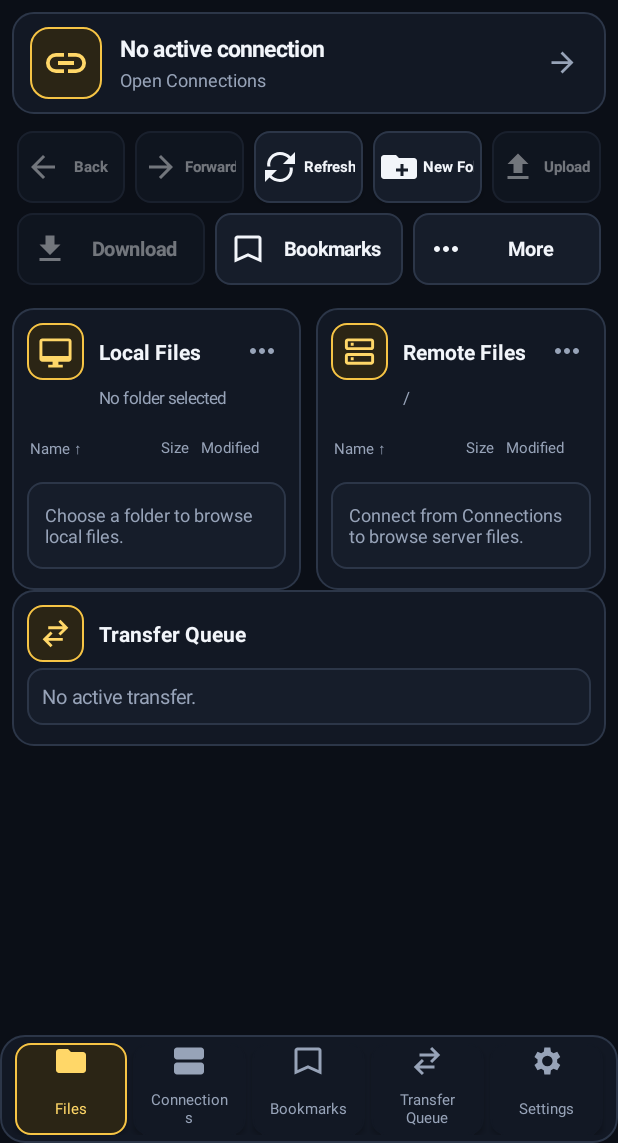
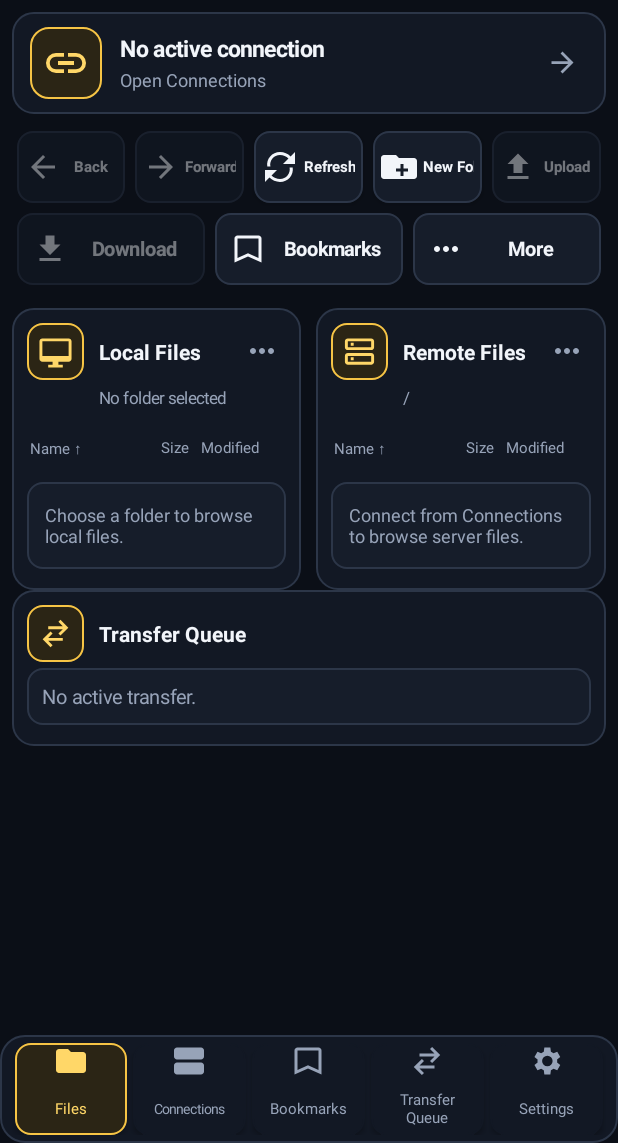
Before and after one commit to bren-wp/Ghost-FTP, an Android app: the screen it shows after launch (MainActivity), on a phone screen of 412 x 824 dp, the part 93-1236 px from its top. Run offline under Robolectric (Android 15) with nearby library versions, the light colour scheme and no system bars; pictures from the network do not load.

Commit message:
polish(android): keep Connections readable in phone nav

```diff
--- a/android/app/src/main/java/app/ghostftp/client/MainActivity.java
+++ b/android/app/src/main/java/app/ghostftp/client/MainActivity.java
@@ -471,7 +471,7 @@ public final class MainActivity extends Activity {
         button.setAllCaps(false);
         button.setTag(section);
         styleNavigationButton(button, false);
-        button.setTextSize(10);
+        button.setTextSize("Connections".equals(text) ? 9f : 10f);
         button.setSingleLine(false);
         button.setMaxLines(2);
         button.setGravity(Gravity.CENTER);
```
